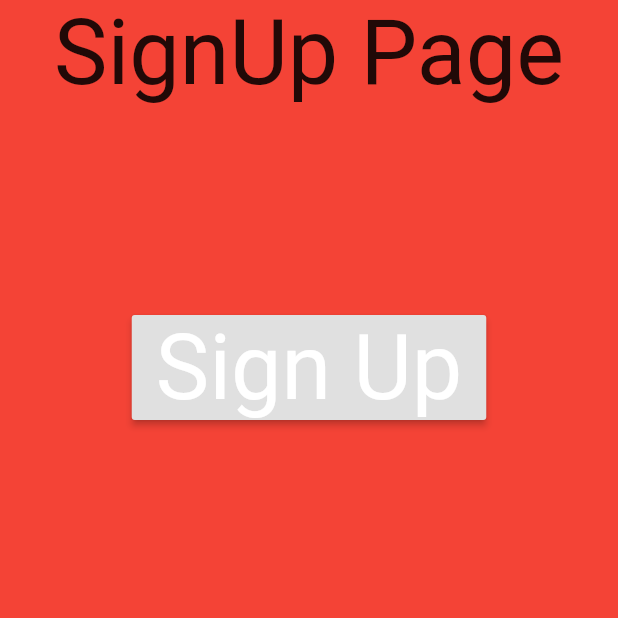
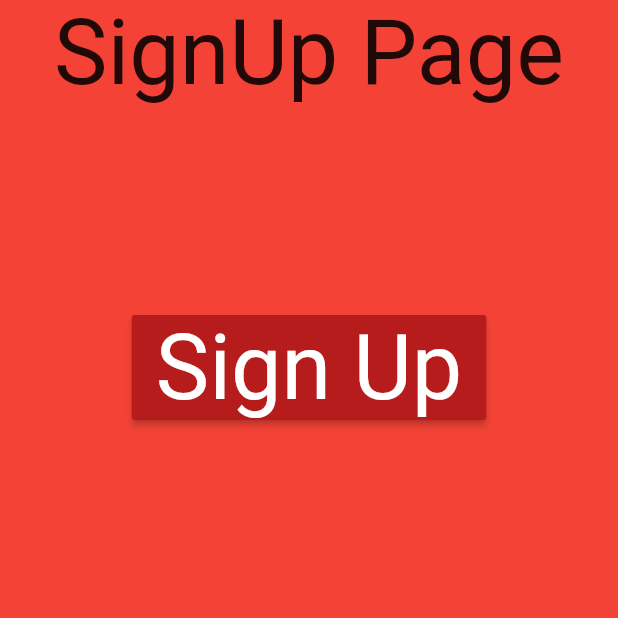
Before and after one commit to ShubhamNegi1701/sfu_carpool_app_v1, a Flutter app: the SignUpPage screen opened directly, on a phone screen of 412 x 824 dp, the top half of it. Run offline on Flutter 3.47's test engine with Material 2 defaults, Android fonts, the phone set to English and light mode, and no system bars.

Commit message:
Commented out "dart:html"

```diff
--- a/lib/home.dart
+++ b/lib/home.dart
@@ -1,4 +1,4 @@
-import 'dart:html';
+//import 'dart:html';
 
 import 'package:flutter/material.dart';
 
--- a/lib/login.dart
+++ b/lib/login.dart
@@ -1,4 +1,4 @@
-import 'dart:html';
+//import 'dart:html';
 
 import 'package:flutter/material.dart';
 
--- a/lib/main.dart
+++ b/lib/main.dart
@@ -1,4 +1,4 @@
-import 'dart:html';
+//import 'dart:html';
 
 import 'package:flutter/material.dart';
 
--- a/lib/signup.dart
+++ b/lib/signup.dart
@@ -1,4 +1,4 @@
-import 'dart:html';
+//import 'dart:html';
 
 import 'package:flutter/material.dart';
 
@@ -15,6 +15,7 @@ class SignUpPage extends StatelessWidget{
                         fontSize: 60
                     )),
                 RaisedButton(
+                  color: Colors.red[900],
                     onPressed: (){
 
                     },
```
